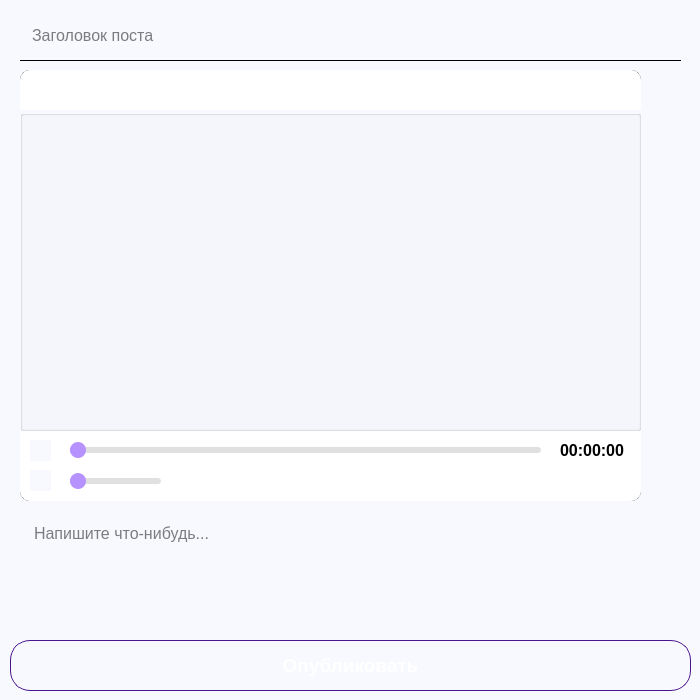
The window that ClientSocialNetwork/AddPostWindow.ui (1pavesh1/QtSocialNetwork) describes before a commit, drawn with Qt 5.
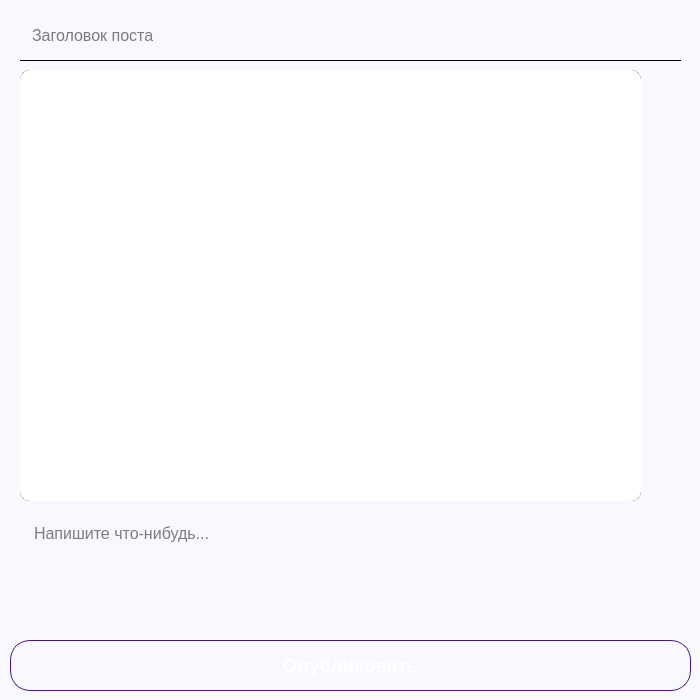
The same window after the commit. Icons and pictures are not drawn.

```diff
--- a/ClientSocialNetwork/AddPostWindow.ui
+++ b/ClientSocialNetwork/AddPostWindow.ui
@@ -91,60 +91,6 @@
     <string>Напишите что-нибудь...</string>
    </property>
   </widget>
-  <widget class="QFrame" name="fhotoFrame">
-   <property name="geometry">
-    <rect>
-     <x>20</x>
-     <y>70</y>
-     <width>621</width>
-     <height>431</height>
-    </rect>
-   </property>
-   <property name="styleSheet">
-    <string notr="true">QFrame
-{
-	background-color: white;
-    border: 2px;
-    border-radius: 10px;
-}</string>
-   </property>
-   <property name="frameShape">
-    <enum>QFrame::Shape::StyledPanel</enum>
-   </property>
-   <property name="frameShadow">
-    <enum>QFrame::Shadow::Raised</enum>
-   </property>
-   <widget class="QPushButton" name="fhotoViewButton">
-    <property name="geometry">
-     <rect>
-      <x>0</x>
-      <y>0</y>
-      <width>621</width>
-      <height>431</height>
-     </rect>
-    </property>
-    <property name="cursor">
-     <cursorShape>ArrowCursor</cursorShape>
-    </property>
-    <property name="styleSheet">
-     <string notr="true">QPushButton
-{
-	background-color: white;
-    border: 2px;
-    border-radius: 10px;
-}</string>
-    </property>
-    <property name="text">
-     <string/>
-    </property>
-    <property name="iconSize">
-     <size>
-      <width>620</width>
-      <height>420</height>
-     </size>
-    </property>
-   </widget>
-  </widget>
   <widget class="QLineEdit" name="nameText">
    <property name="geometry">
     <rect>
@@ -181,306 +127,6 @@
     <string>Заголовок поста</string>
    </property>
   </widget>
-  <widget class="QFrame" name="fileFrame">
-   <property name="geometry">
-    <rect>
-     <x>20</x>
-     <y>70</y>
-     <width>621</width>
-     <height>431</height>
-    </rect>
-   </property>
-   <property name="styleSheet">
-    <string notr="true">QFrame
-{
-	background-color: white;
-    border: 2px;
-    border-radius: 10px;
-}</string>
-   </property>
-   <property name="frameShape">
-    <enum>QFrame::Shape::StyledPanel</enum>
-   </property>
-   <property name="frameShadow">
-    <enum>QFrame::Shadow::Raised</enum>
-   </property>
-   <widget class="QLabel" name="nameFile">
-    <property name="geometry">
-     <rect>
-      <x>180</x>
-      <y>200</y>
-      <width>431</width>
-      <height>41</height>
-     </rect>
-    </property>
-    <property name="font">
-     <font>
-      <family>Arial</family>
-      <pointsize>12</pointsize>
-     </font>
-    </property>
-    <property name="text">
-     <string/>
-    </property>
-   </widget>
-   <widget class="QLabel" name="label">
-    <property name="geometry">
-     <rect>
-      <x>130</x>
-      <y>190</y>
-      <width>51</width>
-      <height>61</height>
-     </rect>
-    </property>
-    <property name="text">
-     <string/>
-    </property>
-    <property name="pixmap">
-     <pixmap>:/IMG/IMG/FilePin50x50.png</pixmap>
-    </property>
-   </widget>
-  </widget>
-  <widget class="QFrame" name="audioFrame">
-   <property name="geometry">
-    <rect>
-     <x>20</x>
-     <y>70</y>
-     <width>621</width>
-     <height>431</height>
-    </rect>
-   </property>
-   <property name="styleSheet">
-    <string notr="true">QFrame
-{
-	background-color: white;
-    border: 2px;
-    border-radius: 10px;
-}</string>
-   </property>
-   <property name="frameShape">
-    <enum>QFrame::Shape::StyledPanel</enum>
-   </property>
-   <property name="frameShadow">
-    <enum>QFrame::Shadow::Raised</enum>
-   </property>
-   <widget class="QLabel" name="timeAudioLabel">
-    <property name="geometry">
-     <rect>
-      <x>540</x>
-      <y>360</y>
-      <width>71</width>
-      <height>41</height>
-     </rect>
-    </property>
-    <property name="font">
-     <font>
-      <family>Arial</family>
-      <pointsize>12</pointsize>
-      <bold>true</bold>
-     </font>
-    </property>
-    <property name="text">
-     <string>00:00:00</string>
-    </property>
-   </widget>
-   <widget class="QSlider" name="volumeAudioSlider">
-    <property name="geometry">
-     <rect>
-      <x>40</x>
-      <y>400</y>
-      <width>111</width>
-      <height>22</height>
-     </rect>
-    </property>
-    <property name="cursor">
-     <cursorShape>PointingHandCursor</cursorShape>
-    </property>
-    <property name="styleSheet">
-     <string notr="true">QSlider
-{
-    background: transparent;
-    margin: 0 10px;
-}
-
-QSlider::groove:horizontal 
-{
-    background: #e0e0e0;
-    height: 6px;
-    border-radius: 3px;
-}
-
-QSlider::handle:horizontal 
-{
-    width: 16px;
-    height: 16px;
-    margin: -5px 0;
-    background: rgb(182, 146, 255);
-    border: 2px;
-    border-radius: 8px;
-}
-
-QSlider::sub-page:horizontal 
-{
-    background: rgb(182, 146, 255);
-    border-radius: 3px;
-}</string>
-    </property>
-    <property name="maximum">
-     <number>10</number>
-    </property>
-    <property name="singleStep">
-     <number>1</number>
-    </property>
-    <property name="orientation">
-     <enum>Qt::Orientation::Horizontal</enum>
-    </property>
-   </widget>
-   <widget class="QPushButton" name="volumeAudioButton">
-    <property name="geometry">
-     <rect>
-      <x>10</x>
-      <y>400</y>
-      <width>21</width>
-      <height>21</height>
-     </rect>
-    </property>
-    <property name="cursor">
-     <cursorShape>PointingHandCursor</cursorShape>
-    </property>
-    <property name="styleSheet">
-     <string notr="true">QPushButton 
-{
-    border-radius: 45px;
-}</string>
-    </property>
-    <property name="text">
-     <string/>
-    </property>
-    <property name="icon">
-     <iconset>
-      <normaloff>:/IMG/IMG/VolumePin48x48.png</normaloff>:/IMG/IMG/VolumePin48x48.png</iconset>
-    </property>
-    <property name="iconSize">
-     <size>
-      <width>21</width>
-      <height>21</height>
-     </size>
-    </property>
-   </widget>
-   <widget class="QPushButton" name="playAudioButton">
-    <property name="geometry">
-     <rect>
-      <x>10</x>
-      <y>370</y>
-      <width>21</width>
-      <height>21</height>
-     </rect>
-    </property>
-    <property name="cursor">
-     <cursorShape>PointingHandCursor</cursorShape>
-    </property>
-    <property name="styleSheet">
-     <string notr="true">QPushButton 
-{
-    border-radius: 45px;
-}</string>
-    </property>
-    <property name="text">
-     <string/>
-    </property>
-    <property name="icon">
-     <iconset resource="IMG.qrc">
-      <normaloff>:/IMG/IMG/PlayPin48x48SN.png</normaloff>:/IMG/IMG/PlayPin48x48SN.png</iconset>
-    </property>
-    <property name="iconSize">
-     <size>
-      <width>21</width>
-      <height>21</height>
-     </size>
-    </property>
-   </widget>
-   <widget class="QSlider" name="timeAudioSlider">
-    <property name="geometry">
-     <rect>
-      <x>40</x>
-      <y>370</y>
-      <width>491</width>
-      <height>20</height>
-     </rect>
-    </property>
-    <property name="cursor">
-     <cursorShape>PointingHandCursor</cursorShape>
-    </property>
-    <property name="styleSheet">
-     <string notr="true">QSlider
-{
-    background: transparent;
-    margin: 0 10px;
-}
-
-QSlider::groove:horizontal 
-{
-    background: #e0e0e0;
-    height: 6px;
-    border-radius: 3px;
-}
-
-QSlider::handle:horizontal 
-{
-    width: 16px;
-    height: 16px;
-    margin: -5px 0;
-    background: rgb(182, 146, 255);
-    border: 2px;
-    border-radius: 8px;
-}
-
-QSlider::sub-page:horizontal 
-{
-    background: rgb(182, 146, 255);
-    border-radius: 3px;
-}</string>
-    </property>
-    <property name="orientation">
-     <enum>Qt::Orientation::Horizontal</enum>
-    </property>
-   </widget>
-   <widget class="QLabel" name="nameAudioFile">
-    <property name="geometry">
-     <rect>
-      <x>60</x>
-      <y>20</y>
-      <width>541</width>
-      <height>41</height>
-     </rect>
-    </property>
-    <property name="font">
-     <font>
-      <family>Arial</family>
-      <pointsize>12</pointsize>
-     </font>
-    </property>
-    <property name="text">
-     <string/>
-    </property>
-   </widget>
-   <widget class="QLabel" name="audioFileLabel">
-    <property name="geometry">
-     <rect>
-      <x>10</x>
-      <y>10</y>
-      <width>51</width>
-      <height>61</height>
-     </rect>
-    </property>
-    <property name="text">
-     <string/>
-    </property>
-    <property name="pixmap">
-     <pixmap>:/IMG/IMG/FilePin50x50.png</pixmap>
-    </property>
-   </widget>
-  </widget>
   <widget class="QPushButton" name="addPostButton">
    <property name="geometry">
     <rect>
@@ -614,220 +260,6 @@
    <property name="frameShadow">
     <enum>QFrame::Shadow::Raised</enum>
    </property>
-   <widget class="QSlider" name="timeVideoSlider">
-    <property name="geometry">
-     <rect>
-      <x>40</x>
-      <y>370</y>
-      <width>491</width>
-      <height>20</height>
-     </rect>
-    </property>
-    <property name="cursor">
-     <cursorShape>PointingHandCursor</cursorShape>
-    </property>
-    <property name="styleSheet">
-     <string notr="true">QSlider
-{
-    background: transparent;
-    margin: 0 10px;
-}
-
-QSlider::groove:horizontal 
-{
-    background: #e0e0e0;
-    height: 6px;
-    border-radius: 3px;
-}
-
-QSlider::handle:horizontal 
-{
-    width: 16px;
-    height: 16px;
-    margin: -5px 0;
-    background: rgb(182, 146, 255);
-    border: 2px;
-    border-radius: 8px;
-}
-
-QSlider::sub-page:horizontal 
-{
-    background: rgb(182, 146, 255);
-    border-radius: 3px;
-}</string>
-    </property>
-    <property name="orientation">
-     <enum>Qt::Orientation::Horizontal</enum>
-    </property>
-   </widget>
-   <widget class="QPushButton" name="playVideoButton">
-    <property name="geometry">
-     <rect>
-      <x>10</x>
-      <y>370</y>
-      <width>21</width>
-      <height>21</height>
-     </rect>
-    </property>
-    <property name="cursor">
-     <cursorShape>PointingHandCursor</cursorShape>
-    </property>
-    <property name="styleSheet">
-     <string notr="true">QPushButton 
-{
-    border-radius: 45px;
-}</string>
-    </property>
-    <property name="text">
-     <string/>
-    </property>
-    <property name="icon">
-     <iconset resource="IMG.qrc">
-      <normaloff>:/IMG/IMG/PlayPin48x48SN.png</normaloff>:/IMG/IMG/PlayPin48x48SN.png</iconset>
-    </property>
-    <property name="iconSize">
-     <size>
-      <width>21</width>
-      <height>21</height>
-     </size>
-    </property>
-   </widget>
-   <widget class="QLabel" name="nameVideoFile">
-    <property name="geometry">
-     <rect>
-      <x>10</x>
-      <y>0</y>
-      <width>601</width>
-      <height>41</height>
-     </rect>
-    </property>
-    <property name="font">
-     <font>
-      <family>Arial</family>
-      <pointsize>12</pointsize>
-     </font>
-    </property>
-    <property name="text">
-     <string/>
-    </property>
-   </widget>
-   <widget class="QLabel" name="timeVideoLabel">
-    <property name="geometry">
-     <rect>
-      <x>540</x>
-      <y>360</y>
-      <width>71</width>
-      <height>41</height>
-     </rect>
-    </property>
-    <property name="font">
-     <font>
-      <family>Arial</family>
-      <pointsize>12</pointsize>
-      <bold>true</bold>
-     </font>
-    </property>
-    <property name="text">
-     <string>00:00:00</string>
-    </property>
-   </widget>
-   <widget class="QPushButton" name="volumeVideoButton">
-    <property name="geometry">
-     <rect>
-      <x>10</x>
-      <y>400</y>
-      <width>21</width>
-      <height>21</height>
-     </rect>
-    </property>
-    <property name="cursor">
-     <cursorShape>PointingHandCursor</cursorShape>
-    </property>
-    <property name="styleSheet">
-     <string notr="true">QPushButton 
-{
-    border-radius: 45px;
-}</string>
-    </property>
-    <property name="text">
-     <string/>
-    </property>
-    <property name="icon">
-     <iconset resource="IMG.qrc">
-      <normaloff>:/IMG/IMG/VolumePin48x48SN.png</normaloff>:/IMG/IMG/VolumePin48x48SN.png</iconset>
-    </property>
-    <property name="iconSize">
-     <size>
-      <width>21</width>
-      <height>21</height>
-     </size>
-    </property>
-   </widget>
-   <widget class="QSlider" name="volumeVideoSlider">
-    <property name="geometry">
-     <rect>
-      <x>40</x>
-      <y>400</y>
-      <width>111</width>
-      <height>22</height>
-     </rect>
-    </property>
-    <property name="cursor">
-     <cursorShape>PointingHandCursor</cursorShape>
-    </property>
-    <property name="styleSheet">
-     <string notr="true">QSlider
-{
-    background: transparent;
-    margin: 0 10px;
-}
-
-QSlider::groove:horizontal 
-{
-    background: #e0e0e0;
-    height: 6px;
-    border-radius: 3px;
-}
-
-QSlider::handle:horizontal 
-{
-    width: 16px;
-    height: 16px;
-    margin: -5px 0;
-    background: rgb(182, 146, 255);
-    border: 2px;
-    border-radius: 8px;
-}
-
-QSlider::sub-page:horizontal 
-{
-    background: rgb(182, 146, 255);
-    border-radius: 3px;
-}</string>
-    </property>
-    <property name="maximum">
-     <number>10</number>
-    </property>
-    <property name="singleStep">
-     <number>1</number>
-    </property>
-    <property name="orientation">
-     <enum>Qt::Orientation::Horizontal</enum>
-    </property>
-   </widget>
-   <widget class="QGroupBox" name="groupBoxVideo">
-    <property name="geometry">
-     <rect>
-      <x>0</x>
-      <y>40</y>
-      <width>621</width>
-      <height>321</height>
-     </rect>
-    </property>
-    <property name="title">
-     <string/>
-    </property>
-   </widget>
   </widget>
  </widget>
  <resources>
```
Left out of the diff: 2 changed lines with no effect on the pictures.
